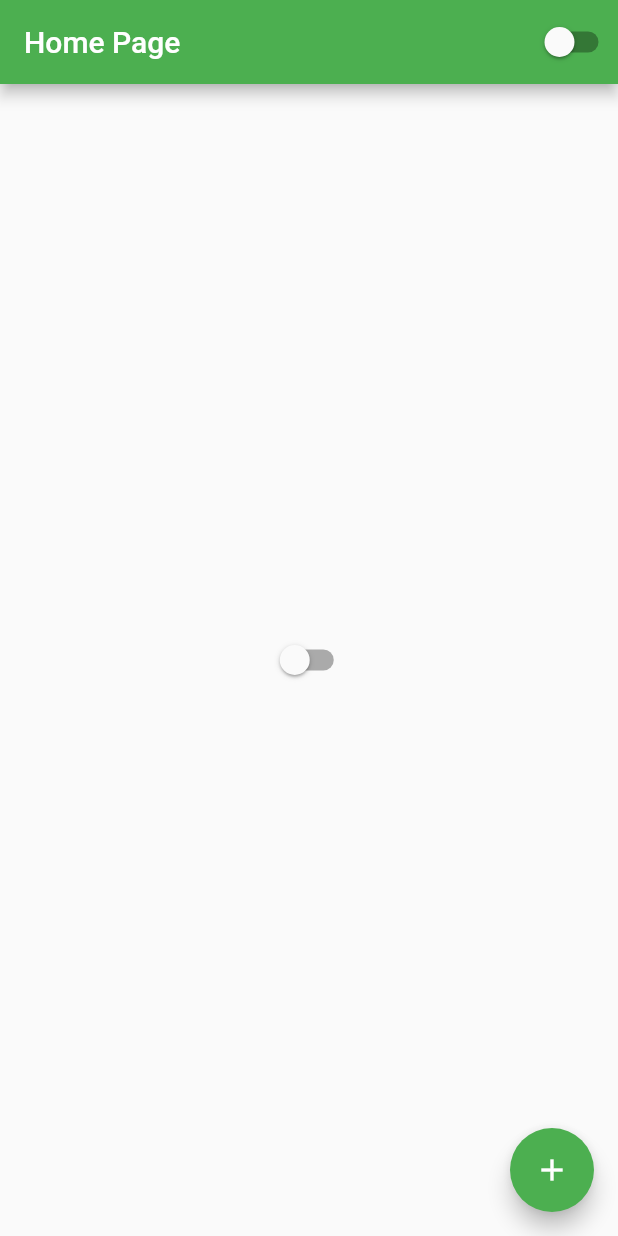
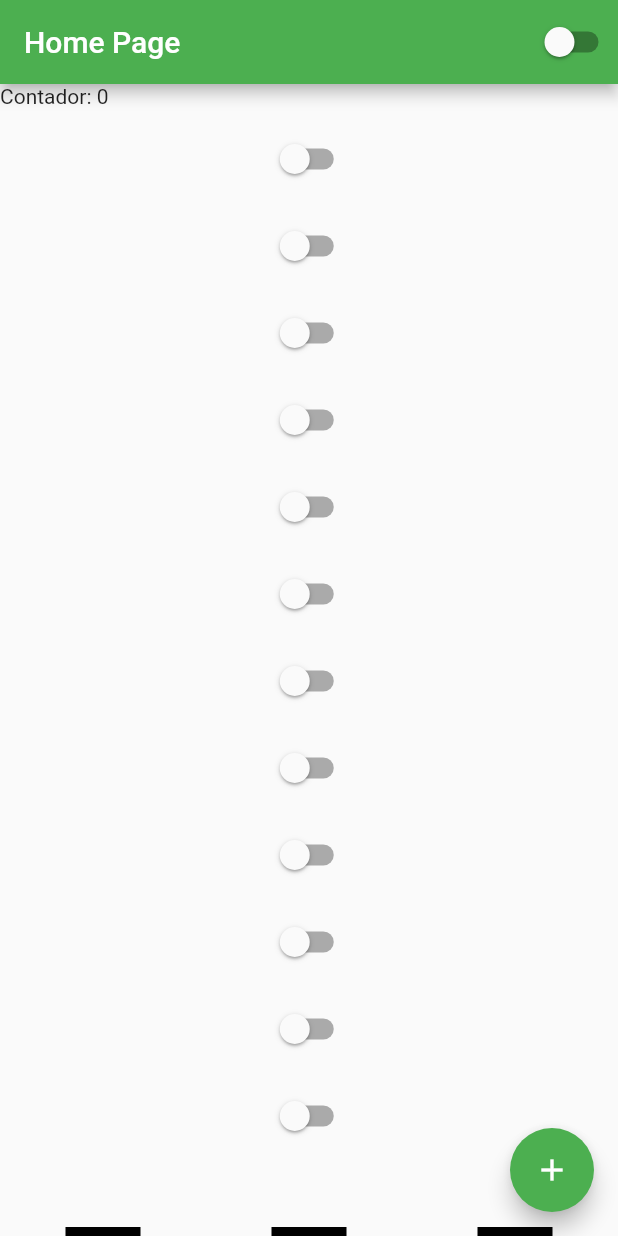
Before and after one commit to ricardovws/LearningFlutter, a Flutter app: the screen it shows after launch, on a phone screen of 412 x 824 dp. Run offline on Flutter 3.47's test engine with Material 2 defaults, Android fonts, the phone set to English and light mode, and no system bars.

```diff
--- a/lib/home_page.dart
+++ b/lib/home_page.dart
@@ -21,8 +21,61 @@
           CustomSwitch()
         ],
       ),
-      body: Center(
-        child: CustomSwitch()
+      body: Container(
+        width: double.infinity,
+        height: double.infinity,
+        child: ListView(
+        //mainAxisAlignment: MainAxisAlignment.center,
+        children: [
+          Text('Contador: $counter'),
+          Container(height: 10),
+          CustomSwitch(),
+          Container(height: 10),
+          CustomSwitch(),
+          Container(height: 10),
+          CustomSwitch(),
+          Container(height: 10),
+          CustomSwitch(),
+          Container(height: 10),
+          CustomSwitch(),
+          Container(height: 10),
+          CustomSwitch(),
+          Container(height: 10),
+          CustomSwitch(),
+          Container(height: 10),
+          CustomSwitch(),
+          Container(height: 10),
+          CustomSwitch(),
+          Container(height: 10),
+          CustomSwitch(),
+          Container(height: 10),
+          CustomSwitch(),
+          Container(height: 10),
+          CustomSwitch(),
+          Container(height: 50),
+          Row(
+            mainAxisAlignment: MainAxisAlignment.spaceAround,
+            crossAxisAlignment: CrossAxisAlignment.center,
+            children: [
+              Container(
+                width: 50,
+                height: 50,
+                color: Colors.black,
+              ),
+              Container(
+                width: 50,
+                height: 50,
+                color: Colors.black,
+              ),
+              Container(
+                width: 50,
+                height: 50,
+                color: Colors.black,
+              )
+            ],
+          )
+        ],
+      ),
       ),
          floatingActionButton: FloatingActionButton(
         child: Icon(Icons.add),
```
